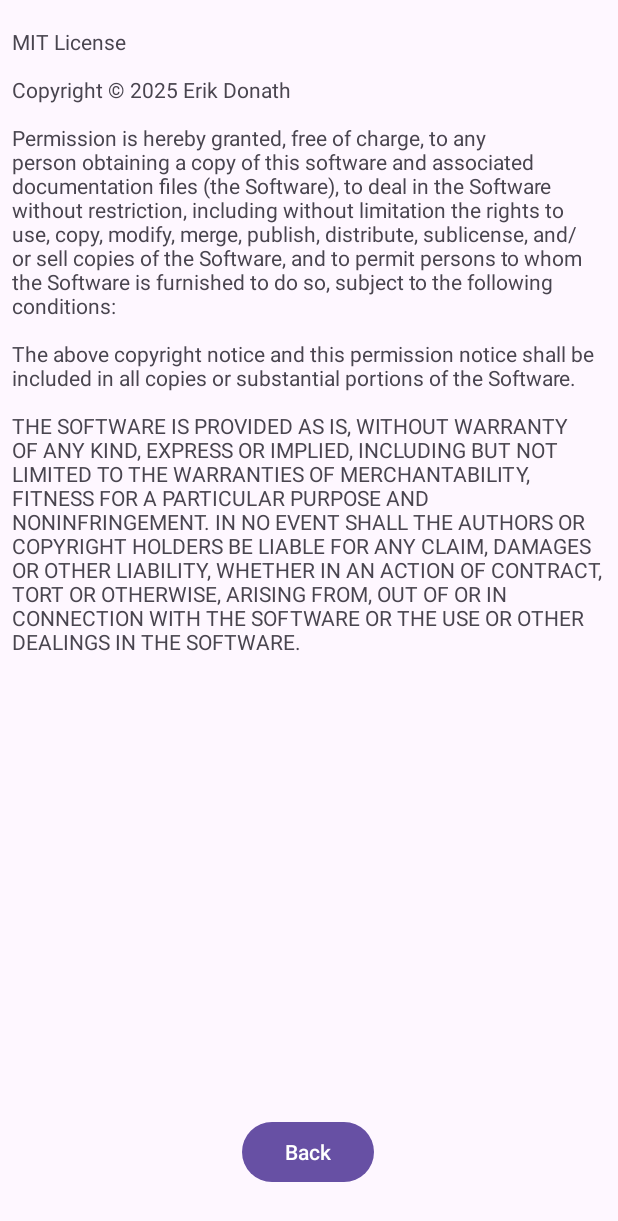
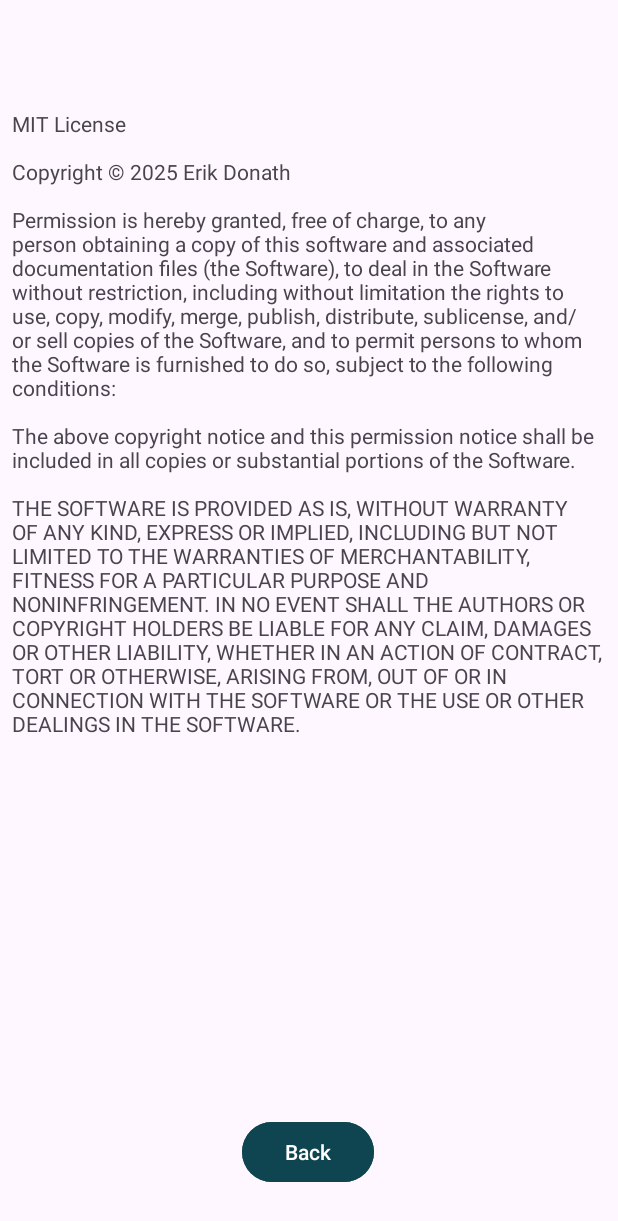
Before and after one commit to Erik-Donath/Palabra, an Android app: the LicensActivity screen opened directly, with no data from a screen before it, on a phone screen of 412 x 824 dp. Shown: the top 1221 px of the screen. Run offline under Robolectric (Android 15) with nearby library versions, the phone set to English and light mode, and no system bars.

Commit message:
chanced Back Button color from Settings

```diff
--- a/app/src/main/res/layout/activity_licens.xml
+++ b/app/src/main/res/layout/activity_licens.xml
@@ -17,10 +17,10 @@
         android:text="@string/licens"
         app:layout_constraintBottom_toBottomOf="parent"
         app:layout_constraintEnd_toEndOf="parent"
-        app:layout_constraintHorizontal_bias="0.0"
+        app:layout_constraintHorizontal_bias="1.0"
         app:layout_constraintStart_toStartOf="parent"
         app:layout_constraintTop_toTopOf="parent"
-        app:layout_constraintVertical_bias="0.021" />
+        app:layout_constraintVertical_bias="0.166" />
 
     <Button
         android:id="@+id/backBtn"
@@ -31,5 +31,6 @@
         app:layout_constraintBottom_toBottomOf="parent"
         app:layout_constraintEnd_toEndOf="parent"
         app:layout_constraintHorizontal_bias="0.498"
-        app:layout_constraintStart_toStartOf="parent" />
+        app:layout_constraintStart_toStartOf="parent"
+        android:backgroundTint="@color/midnight_green"/>
 </androidx.constraintlayout.widget.ConstraintLayout>
```
Also changed, not shown: app/src/main/res/layout/fragment_guess.xml (indentation only).
